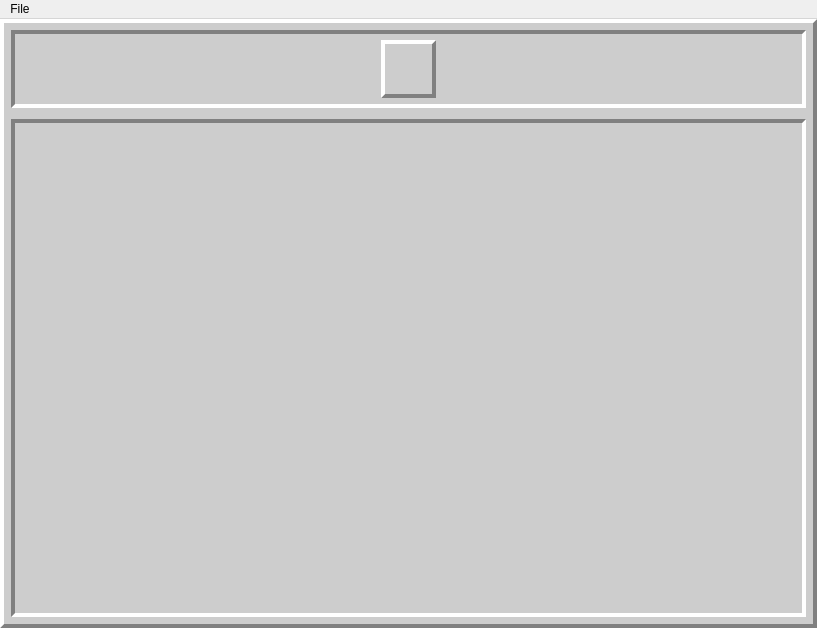
Qt form src/view/game.ui (somedude72/minesweeper) before a commit.
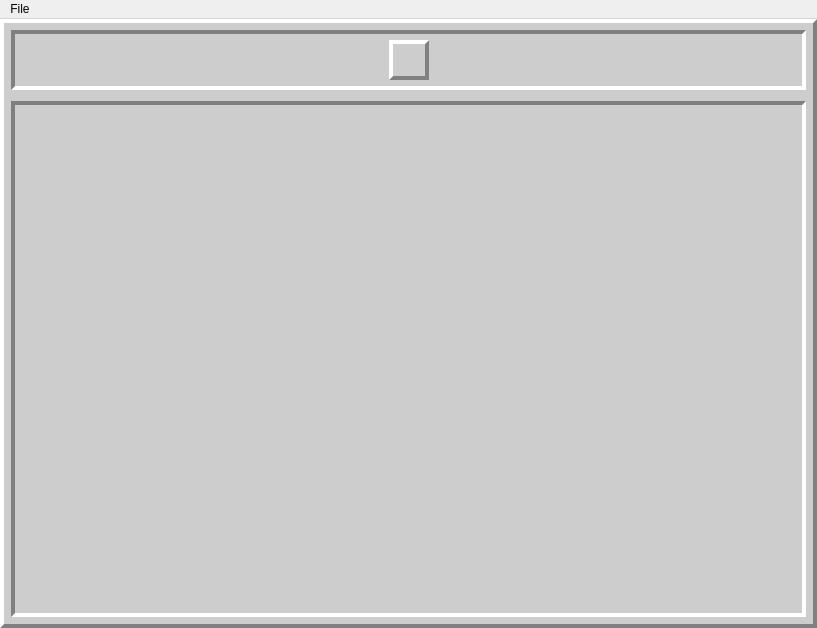
The same form after that commit.

What changed in the file:
```diff
--- a/src/view/game.ui
+++ b/src/view/game.ui
@@ -130,7 +130,7 @@
          </property>
          <layout class="QGridLayout" name="board_widget_layout">
           <property name="leftMargin">
-           <number>16</number>
+           <number>15</number>
           </property>
           <property name="topMargin">
            <number>8</number>
@@ -155,13 +155,13 @@
          <property name="minimumSize">
           <size>
            <width>0</width>
-           <height>100</height>
+           <height>82</height>
           </size>
          </property>
          <property name="maximumSize">
           <size>
            <width>16777215</width>
-           <height>100</height>
+           <height>75</height>
           </size>
          </property>
          <layout class="QGridLayout" name="control_widget_layout" columnstretch="0,1,0,1">
@@ -190,13 +190,13 @@
             </property>
             <property name="minimumSize">
              <size>
-              <width>55</width>
+              <width>32</width>
               <height>55</height>
              </size>
             </property>
             <property name="maximumSize">
              <size>
-              <width>1000</width>
+              <width>75</width>
               <height>1000</height>
              </size>
             </property>
```
